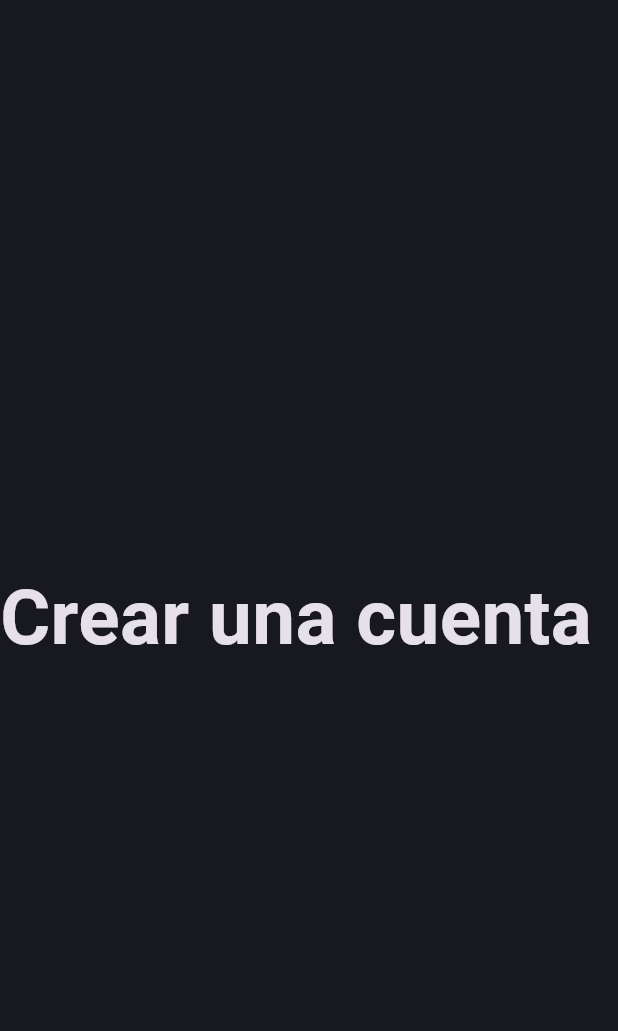
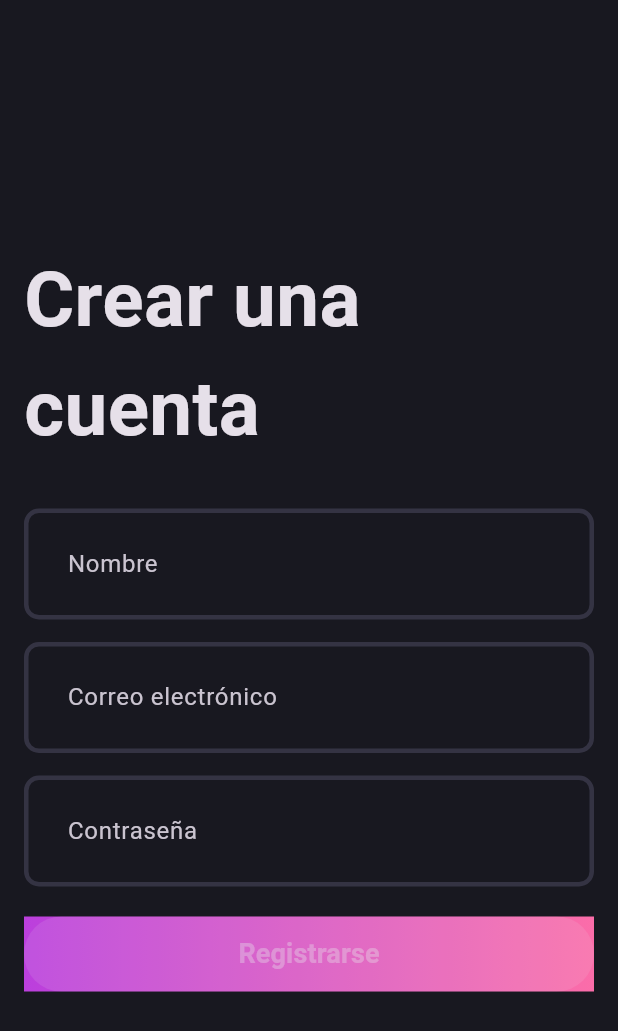
Before and after one commit to clayaldas/blog_app, a Flutter app: the screen it shows after launch, on a phone screen of 412 x 824 dp. Shown: the top 1031 px of the screen. Run offline on Flutter 3.47's test engine with Material 3 defaults, Android fonts, the phone set to English and light mode, and no system bars.

Commit message:
Agregado el boton con gradiente inicial

```diff
--- a/lib/core/theme/app_theme.dart
+++ b/lib/core/theme/app_theme.dart
@@ -2,7 +2,29 @@ import 'package:blog_app/core/theme/app_color_pallete.dart';
 import 'package:flutter/material.dart';
 
 class AppTheme {
+  // static final _border = OutlineInputBorder(
+  //   borderSide: const BorderSide(
+  //     color: AppColorPallete.borderColor,
+  //     width: 3,
+  //   ),
+  //   borderRadius: BorderRadius.circular(10),
+  // );
+
+  static _border([Color color = AppColorPallete.borderColor]) =>
+      OutlineInputBorder(
+        borderSide: BorderSide(
+          color: color,
+          width: 3,
+        ),
+        borderRadius: BorderRadius.circular(10),
+      );
+
   static final darkThemeMode = ThemeData.dark().copyWith(
     scaffoldBackgroundColor: AppColorPallete.backgroundColor,
+    inputDecorationTheme: InputDecorationTheme(
+      contentPadding: const EdgeInsets.all(25),
+      enabledBorder: _border(),
+      focusedBorder: _border(AppColorPallete.gradient2),
+    ),
   );
 }
--- a/lib/features/authentication/presentation/pages/signup_page.dart
+++ b/lib/features/authentication/presentation/pages/signup_page.dart
@@ -1,3 +1,5 @@
+import 'package:blog_app/features/authentication/presentation/widgets/authentication_field.dart';
+import 'package:blog_app/features/authentication/presentation/widgets/authentication_gradient_button.dart';
 import 'package:flutter/material.dart';
 
 class SignUpPage extends StatefulWidget {
@@ -11,7 +13,9 @@ class _SignUpPageState extends State<SignUpPage> {
   @override
   Widget build(BuildContext context) {
     return const Scaffold(
-      body: Column(
+      body: Padding(
+        padding: EdgeInsets.all(16),
+        child: Column(
           mainAxisAlignment: MainAxisAlignment.center,
           children: [
             Text(
@@ -21,7 +25,16 @@ class _SignUpPageState extends State<SignUpPage> {
                 fontWeight: FontWeight.bold,
               ),
             ),
+            SizedBox(height: 30),
+            AuthenticationField(hintText: 'Nombre'),
+            SizedBox(height: 15),
+            AuthenticationField(hintText: 'Correo electrónico'),
+            SizedBox(height: 15),
+            AuthenticationField(hintText: 'Contraseña'),
+            SizedBox(height: 20),
+            AuthenticationGradientButton(),
           ],
+        ),
       ),
     );
   }
--- /dev/null
+++ b/lib/features/authentication/presentation/widgets/authentication_gradient_button.dart
@@ -0,0 +1,28 @@
+import 'package:blog_app/core/theme/app_color_pallete.dart';
+import 'package:flutter/material.dart';
+
+class AuthenticationGradientButton extends StatelessWidget {
+  const AuthenticationGradientButton({super.key});
+
+  @override
+  Widget build(BuildContext context) {
+    return Container(
+      decoration: const BoxDecoration(
+        gradient: LinearGradient(colors: [
+          AppColorPallete.gradient1,
+          AppColorPallete.gradient2,
+        ]),
+      ),
+      child: ElevatedButton(
+        style: ElevatedButton.styleFrom(
+          fixedSize: const Size(400, 50),
+        ),
+        onPressed: null,
+        child: const Text(
+          'Registrarse',
+          style: TextStyle(fontSize: 18, fontWeight: FontWeight.w700),
+        ),
+      ),
+    );
+  }
+}
```
Lines whose indentation alone changed are shown as unchanged.
